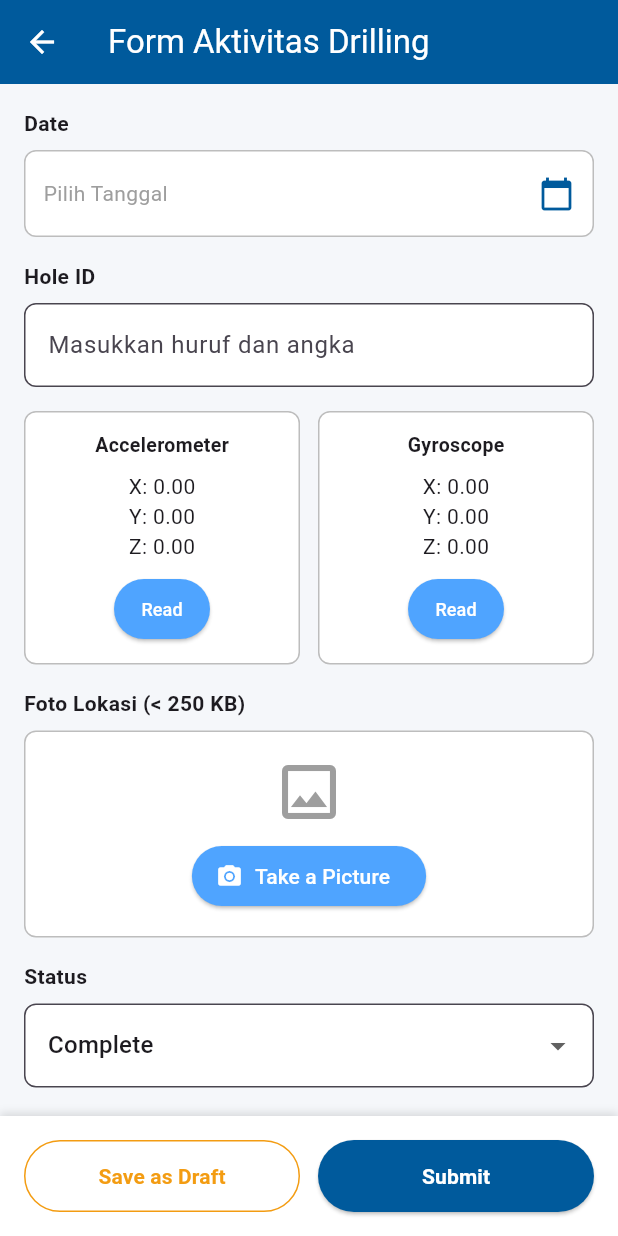
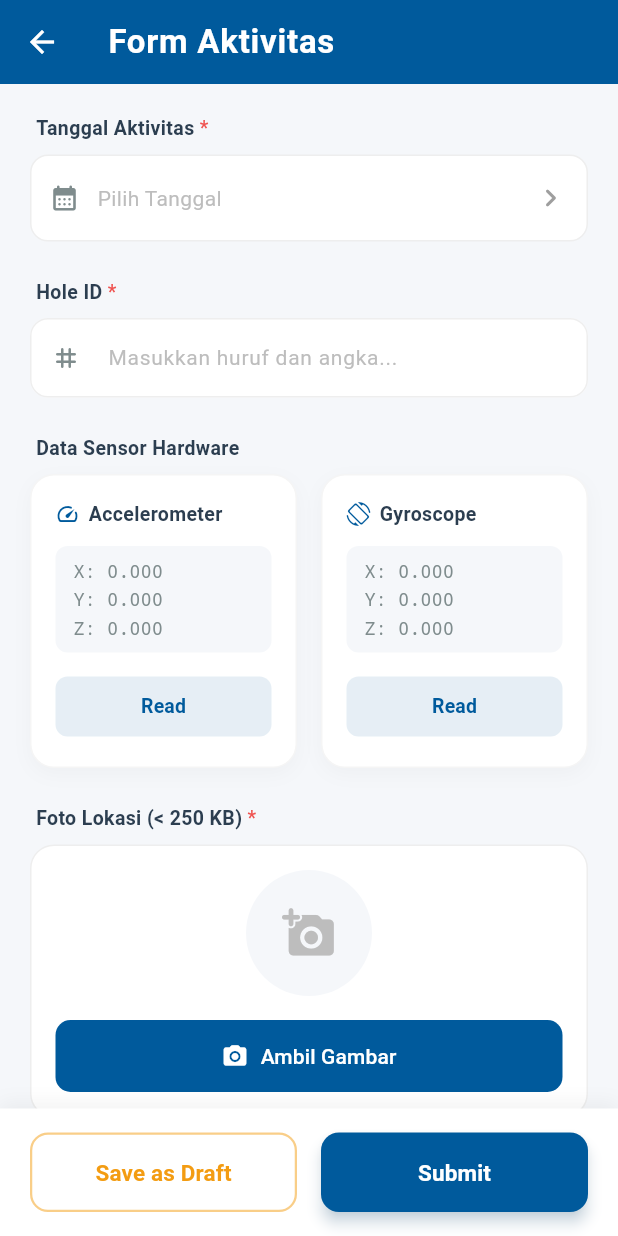
Before and after one commit to ersandi15/Safepedia-Drilling-App, a Flutter app: the DrillingFormView screen opened by its route, on a phone screen of 412 x 824 dp. Run offline on Flutter 3.47's test engine with Material 3 defaults, Android fonts, the phone set to English and light mode, and no system bars; our stand-ins replace flutter_image_compress, get, image_picker, sensors_plus, sqflite; accounts and stored records are empty.

Commit message:
refactor: modernize drilling form UI with improved sensor card layout and reusable form components

```diff
--- /dev/null
+++ b/lib/features/drilling_form/view/components/form_components.dart
@@ -0,0 +1,57 @@
+import 'package:flutter/material.dart';
+import '../../../../../config/app_colors.dart';
+import '../../../../../config/app_fonts.dart';
+
+/// Kumpulan komponen/helper statis untuk DrillingFormView.
+/// Dipisahkan agar view tetap bersih dan helper mudah di-reuse.
+class FormComponents {
+  FormComponents._(); // Prevent instantiation
+
+  /// Widget label untuk setiap field input.
+  /// [isRequired] menambahkan tanda '*' merah jika true.
+  static Widget buildLabel(String text, {bool isRequired = true}) {
+    return Padding(
+      padding: const EdgeInsets.only(bottom: 8, left: 4),
+      child: Row(
+        children: [
+          Text(
+            text,
+            style: AppFonts.bodyMedium.copyWith(fontWeight: FontWeight.w700),
+          ),
+          if (isRequired)
+            Text(
+              ' *',
+              style: AppFonts.bodyMedium.copyWith(color: Colors.red.shade400),
+            ),
+        ],
+      ),
+    );
+  }
+
+  /// Dekorasi input yang seragam untuk semua TextField / Dropdown.
+  static InputDecoration inputDecoration(String hint, IconData icon) {
+    return InputDecoration(
+      hintText: hint,
+      hintStyle: AppFonts.caption.copyWith(
+        color: Colors.grey.shade400,
+        fontSize: 14,
+      ),
+      prefixIcon: Icon(icon, color: AppColors.textSecondary, size: 20),
+      filled: true,
+      fillColor: AppColors.white,
+      contentPadding: const EdgeInsets.symmetric(horizontal: 16, vertical: 16),
+      border: OutlineInputBorder(
+        borderRadius: BorderRadius.circular(12),
+        borderSide: BorderSide.none,
+      ),
+      enabledBorder: OutlineInputBorder(
+        borderRadius: BorderRadius.circular(12),
+        borderSide: BorderSide(color: Colors.grey.shade200),
+      ),
+      focusedBorder: OutlineInputBorder(
+        borderRadius: BorderRadius.circular(12),
+        borderSide: const BorderSide(color: AppColors.primary, width: 1.5),
+      ),
+    );
+  }
+}
--- a/lib/features/drilling_form/view/components/sensor_card.dart
+++ b/lib/features/drilling_form/view/components/sensor_card.dart
@@ -1,6 +1,7 @@
 import 'package:flutter/material.dart';
 import 'package:get/get.dart';
 import '../../../../config/app_colors.dart';
+import '../../../../../config/app_fonts.dart';
 
 class SensorCard extends StatelessWidget {
   final String title;
@@ -17,37 +18,93 @@ class SensorCard extends StatelessWidget {
   @override
   Widget build(BuildContext context) {
     return Container(
-      padding: const EdgeInsets.all(12),
+      padding: const EdgeInsets.all(16),
       decoration: BoxDecoration(
         color: AppColors.white,
-        border: Border.all(color: Colors.grey.shade400),
-        borderRadius: BorderRadius.circular(8),
+        borderRadius: BorderRadius.circular(16), // Sudut lebih melengkung
+        boxShadow: [
+          BoxShadow(
+            color: Colors.black.withValues(alpha: 0.03), // Shadow sangat lembut
+            blurRadius: 10,
+            offset: const Offset(0, 4),
+          ),
+        ],
+        border: Border.all(color: Colors.grey.shade100), // Border sangat tipis
       ),
       child: Column(
+        crossAxisAlignment: CrossAxisAlignment.start,
         children: [
-          Text(
-            title,
-            style: const TextStyle(fontWeight: FontWeight.bold, fontSize: 13),
+          Row(
+            children: [
+              Icon(
+                // Jika judulnya Accel, pakai icon speed. Jika Gyro, pakai screen_rotation
+                title.contains('Accel')
+                    ? Icons.speed_rounded
+                    : Icons.screen_rotation_rounded,
+                size: 16,
+                color: AppColors.primary,
+              ),
+              const SizedBox(width: 6),
+              Text(
+                title,
+                style: AppFonts.bodyMedium.copyWith(
+                  fontWeight: FontWeight.w700,
+                ),
+              ),
+            ],
           ),
-          const SizedBox(height: 8),
-          Obx(
-            () => Column(
-              children: [
-                Text('X: ${values[0].toStringAsFixed(2)}'),
-                Text('Y: ${values[1].toStringAsFixed(2)}'),
-                Text('Z: ${values[2].toStringAsFixed(2)}'),
-              ],
+          const SizedBox(height: 12),
+
+          // Container khusus untuk nilai X, Y, Z agar terlihat seperti layar digital kecil
+          Container(
+            padding: const EdgeInsets.symmetric(vertical: 8, horizontal: 12),
+            decoration: BoxDecoration(
+              color: AppColors.background,
+              borderRadius: BorderRadius.circular(8),
+            ),
+            child: Obx(
+              () => Column(
+                crossAxisAlignment: CrossAxisAlignment.stretch,
+                children: [
+                  Text(
+                    'X: ${values[0].toStringAsFixed(3)}',
+                    style: AppFonts.caption.copyWith(fontFamily: 'monospace'),
+                  ),
+                  const SizedBox(height: 2),
+                  Text(
+                    'Y: ${values[1].toStringAsFixed(3)}',
+                    style: AppFonts.caption.copyWith(fontFamily: 'monospace'),
+                  ),
+                  const SizedBox(height: 2),
+                  Text(
+                    'Z: ${values[2].toStringAsFixed(3)}',
+                    style: AppFonts.caption.copyWith(fontFamily: 'monospace'),
+                  ),
+                ],
+              ),
             ),
           ),
-          const SizedBox(height: 8),
-          ElevatedButton(
-            onPressed: onRead,
-            style: ElevatedButton.styleFrom(
-              backgroundColor: AppColors.primaryLight,
-              foregroundColor: AppColors.white,
-              padding: const EdgeInsets.symmetric(horizontal: 8),
+          const SizedBox(height: 12),
+
+          // Tombol Read yang dilebarkan (full width) dengan gaya soft
+          SizedBox(
+            width: double.infinity,
+            child: ElevatedButton(
+              onPressed: onRead,
+              style: ElevatedButton.styleFrom(
+                backgroundColor: AppColors.primary.withValues(alpha: 0.1),
+                foregroundColor: AppColors.primary,
+                elevation: 0, // Hilangkan shadow bawaan tombol
+                shape: RoundedRectangleBorder(
+                  borderRadius: BorderRadius.circular(8),
+                ),
+                padding: const EdgeInsets.symmetric(vertical: 10),
+              ),
+              child: const Text(
+                'Read',
+                style: TextStyle(fontWeight: FontWeight.bold, fontSize: 13),
+              ),
             ),
-            child: const Text('Read', style: TextStyle(fontSize: 12)),
           ),
         ],
       ),
--- a/lib/features/drilling_form/view/ui/drilling_form_view.dart
+++ b/lib/features/drilling_form/view/ui/drilling_form_view.dart
@@ -2,8 +2,10 @@ import 'dart:io';
 import 'package:flutter/material.dart';
 import 'package:get/get.dart';
 import '../../../../config/app_colors.dart';
+import '../../../../config/app_fonts.dart';
 import '../../controller/drilling_form_controller.dart';
 import '../components/sensor_card.dart';
+import '../components/form_components.dart';
 
 class DrillingFormView extends GetView<DrillingFormController> {
   const DrillingFormView({super.key});
@@ -15,17 +17,23 @@ class DrillingFormView extends GetView<DrillingFormController> {
       appBar: AppBar(
         backgroundColor: AppColors.primary,
         foregroundColor: AppColors.white,
-        title: const Text('Form Aktivitas Drilling'),
+        elevation: 0,
+        centerTitle: false,
+        title: const Text(
+          'Form Aktivitas',
+          style: TextStyle(fontWeight: FontWeight.bold, letterSpacing: 0.5),
+        ),
       ),
       body: SingleChildScrollView(
-        padding: const EdgeInsets.all(16.0),
+        physics: const BouncingScrollPhysics(),
+        padding: const EdgeInsets.all(20.0),
         child: Column(
           crossAxisAlignment: CrossAxisAlignment.start,
           children: [
             // 1. Date Picker
-            const Text('Date', style: TextStyle(fontWeight: FontWeight.bold)),
-            const SizedBox(height: 8),
+            FormComponents.buildLabel('Tanggal Aktivitas'),
             InkWell(
+              borderRadius: BorderRadius.circular(12),
               onTap: () => controller.pickDate(context),
               child: Container(
                 padding: const EdgeInsets.symmetric(
@@ -33,53 +41,57 @@ class DrillingFormView extends GetView<DrillingFormController> {
                   vertical: 16,
                 ),
                 decoration: BoxDecoration(
-                  border: Border.all(color: Colors.grey.shade400),
-                  borderRadius: BorderRadius.circular(8),
                   color: AppColors.white,
+                  borderRadius: BorderRadius.circular(12),
+                  border: Border.all(color: Colors.grey.shade200),
                 ),
                 child: Row(
-                  mainAxisAlignment: MainAxisAlignment.spaceBetween,
                   children: [
-                    Obx(
+                    const Icon(
+                      Icons.calendar_month_rounded,
+                      color: AppColors.textSecondary,
+                      size: 20,
+                    ),
+                    const SizedBox(width: 12),
+                    Expanded(
+                      child: Obx(
                         () => Text(
                           controller.selectedDate.value.isEmpty
                               ? 'Pilih Tanggal'
                               : controller.selectedDate.value,
                           style: TextStyle(
                             color: controller.selectedDate.value.isEmpty
-                              ? Colors.grey
+                                ? Colors.grey.shade400
                                 : AppColors.textPrimary,
+                            fontSize: 14,
+                            fontWeight: controller.selectedDate.value.isEmpty
+                                ? FontWeight.normal
+                                : FontWeight.w600,
                           ),
                         ),
                       ),
-                    const Icon(Icons.calendar_today, color: AppColors.primary),
+                    ),
+                    const Icon(Icons.chevron_right_rounded, color: Colors.grey),
                   ],
                 ),
               ),
             ),
-            const SizedBox(height: 16),
+            const SizedBox(height: 24),
 
             // 2. Hole ID Input
-            const Text(
-              'Hole ID',
-              style: TextStyle(fontWeight: FontWeight.bold),
-            ),
-            const SizedBox(height: 8),
+            FormComponents.buildLabel('Hole ID'),
             TextField(
               controller: controller.holeIdController,
-              decoration: InputDecoration(
-                hintText: 'Masukkan huruf dan angka',
-                filled: true,
-                fillColor: AppColors.white,
-                border: OutlineInputBorder(
-                  borderRadius: BorderRadius.circular(8),
-                  borderSide: BorderSide(color: Colors.grey.shade400),
+              style: AppFonts.bodyMedium.copyWith(fontWeight: FontWeight.w600),
+              decoration: FormComponents.inputDecoration(
+                'Masukkan huruf dan angka...',
+                Icons.tag_rounded,
               ),
             ),
-            ),
-            const SizedBox(height: 16),
+            const SizedBox(height: 24),
 
             // 3. Accelerometer & Gyroscope Cards
+            FormComponents.buildLabel('Data Sensor Hardware', isRequired: false),
             Row(
               children: [
                 Expanded(
@@ -89,7 +101,7 @@ class DrillingFormView extends GetView<DrillingFormController> {
                     onRead: controller.readAccelerometer,
                   ),
                 ),
-                const SizedBox(width: 12),
+                const SizedBox(width: 16),
                 Expanded(
                   child: SensorCard(
                     title: 'Gyroscope',
@@ -99,44 +111,48 @@ class DrillingFormView extends GetView<DrillingFormController> {
                 ),
               ],
             ),
-            const SizedBox(height: 16),
+            const SizedBox(height: 24),
 
             // 4. Take a Picture
-            const Text(
-              'Foto Lokasi (< 250 KB)',
-              style: TextStyle(fontWeight: FontWeight.bold),
-            ),
-            const SizedBox(height: 8),
+            FormComponents.buildLabel('Foto Lokasi (< 250 KB)'),
             Container(
               width: double.infinity,
               padding: const EdgeInsets.all(16),
               decoration: BoxDecoration(
                 color: AppColors.white,
-                border: Border.all(color: Colors.grey.shade400),
-                borderRadius: BorderRadius.circular(8),
+                border: Border.all(color: Colors.grey.shade200),
+                borderRadius: BorderRadius.circular(16),
               ),
               child: Column(
                 children: [
                   Obx(() {
                     if (controller.isImageLoading.value) {
                       return const Padding(
-                        padding: EdgeInsets.all(16.0),
-                        child: CircularProgressIndicator(color: AppColors.primary),
+                        padding: EdgeInsets.all(24.0),
+                        child: CircularProgressIndicator(
+                          color: AppColors.primary,
+                        ),
                       );
                     }
 
                     return controller.imagePath.value.isEmpty
-                        ? const Icon(
-                            Icons.image_outlined,
-                            size: 48,
-                            color: Colors.grey,
+                        ? Container(
+                            padding: const EdgeInsets.all(24),
+                            decoration: BoxDecoration(
+                              color: AppColors.background,
+                              shape: BoxShape.circle,
+                            ),
+                            child: Icon(
+                              Icons.add_a_photo_rounded,
+                              size: 36,
+                              color: Colors.grey.shade400,
+                            ),
                           )
                         : GestureDetector(
                             onTap: () {
                               Get.dialog(
                                 Dialog(
                                   backgroundColor: Colors.transparent,
-                                  insetPadding: const EdgeInsets.all(10),
                                   child: Stack(
                                     alignment: Alignment.center,
                                     children: [
@@ -151,9 +167,9 @@ class DrillingFormView extends GetView<DrillingFormController> {
                                         right: 10,
                                         child: IconButton(
                                           icon: const Icon(
-                                            Icons.close,
+                                            Icons.cancel,
                                             color: Colors.white,
-                                            size: 30,
+                                            size: 36,
                                           ),
                                           onPressed: () => Get.back(),
                                         ),
@@ -164,71 +180,101 @@ class DrillingFormView extends GetView<DrillingFormController> {
                               );
                             },
                             child: ClipRRect(
-                              borderRadius: BorderRadius.circular(8),
+                              borderRadius: BorderRadius.circular(12),
                               child: Image.file(
                                 File(controller.imagePath.value),
-                                height: 150,
+                                height: 180,
                                 width: double.infinity,
                                 fit: BoxFit.cover,
                               ),
                             ),
                           );
                   }),
+
+                  const SizedBox(height: 16),
+
                   Obx(
                     () => controller.fileSizeKb.value.isNotEmpty
                         ? Padding(
-                            padding: const EdgeInsets.symmetric(vertical: 4),
-                            child: Text(
-                              controller.fileSizeKb.value,
-                              style: TextStyle(
+                            padding: const EdgeInsets.only(bottom: 12),
+                            child: Row(
+                              mainAxisAlignment: MainAxisAlignment.center,
+                              children: [
+                                const Icon(
+                                  Icons.check_circle_rounded,
+                                  color: AppColors.statusSubmitted,
+                                  size: 16,
+                                ),
+                                const SizedBox(width: 6),
+                                Text(
+                                  'Ukuran File: ${controller.fileSizeKb.value}',
+                                  style: const TextStyle(
                                     color: AppColors.statusSubmitted,
                                     fontWeight: FontWeight.bold,
+                                    fontSize: 13,
                                   ),
+                                ),
+                              ],
                             ),
                           )
                         : const SizedBox.shrink(),
                   ),
 
-                  const SizedBox(height: 8),
                   Obx(
-                    () => ElevatedButton.icon(
+                    () => SizedBox(
+                      width: double.infinity,
+                      child: ElevatedButton.icon(
                         onPressed: controller.isImageLoading.value
                             ? null
                             : () => controller.takePicture(),
-                      icon: const Icon(Icons.camera_alt),
+                        icon: const Icon(Icons.camera_alt_rounded),
                         label: Text(
                           controller.isImageLoading.value
-                            ? 'Memproses Gambar...'
-                            : 'Take a Picture',
+                              ? 'Memproses...'
+                              : (controller.imagePath.value.isEmpty
+                                    ? 'Ambil Gambar'
+                                    : 'Ganti Gambar'),
                         ),
                         style: ElevatedButton.styleFrom(
-                        backgroundColor: AppColors.primaryLight,
+                          backgroundColor: AppColors.primary,
                           foregroundColor: AppColors.white,
-                        disabledBackgroundColor: Colors.grey.shade300,
-                        disabledForegroundColor: Colors.grey.shade600,
+                          padding: const EdgeInsets.symmetric(vertical: 14),
+                          shape: RoundedRectangleBorder(
+                            borderRadius: BorderRadius.circular(10),
+                          ),
+                          elevation: 0,
+                        ),
                       ),
                     ),
                   ),
                 ],
               ),
             ),
-            const SizedBox(height: 16),
+            const SizedBox(height: 24),
 
             // 5. Status Dropdown
-            const Text('Status', style: TextStyle(fontWeight: FontWeight.bold)),
-            const SizedBox(height: 8),
+            FormComponents.buildLabel('Status Pengerjaan'),
             Obx(
               () => DropdownButtonFormField<String>(
                 initialValue: controller.selectedStatus.value,
-                decoration: InputDecoration(
-                  filled: true,
-                  fillColor: AppColors.white,
-                  border: OutlineInputBorder(
-                    borderRadius: BorderRadius.circular(8),
+                icon: const Icon(
+                  Icons.expand_more_rounded,
+                  color: AppColors.textSecondary,
+                ),
+                decoration: FormComponents.inputDecoration(
+                  '',
+                  Icons.flag_rounded,
+                ).copyWith(hintText: null),
+                items: ['Complete', 'Not Complete'].map((String status) {
+                  return DropdownMenuItem(
+                    value: status,
+                    child: Text(
+                      status,
+                      style: AppFonts.bodyMedium.copyWith(
+                        fontWeight: FontWeight.w600,
                       ),
                     ),
-                items: ['Complete', 'Not Complete'].map((String status) {
-                  return DropdownMenuItem(value: status, child: Text(status));
+                  );
                 }).toList(),
                 onChanged: (newValue) {
                   if (newValue != null) {
@@ -237,58 +283,71 @@ class DrillingFormView extends GetView<DrillingFormController> {
                 },
               ),
             ),
-            const SizedBox(height: 32),
+            const SizedBox(height: 40),
           ],
         ),
       ),
 
-      // 6. Action Buttons di bagian bawah
+      // 6. Action Buttons
       bottomNavigationBar: Container(
-        padding: const EdgeInsets.all(16),
+        padding: const EdgeInsets.symmetric(horizontal: 20, vertical: 16),
         decoration: BoxDecoration(
           color: AppColors.white,
           boxShadow: [
             BoxShadow(
-              color: Colors.black12,
-              blurRadius: 4,
-              offset: const Offset(0, -2),
+              color: Colors.black.withValues(alpha: 0.05),
+              blurRadius: 10,
+              offset: const Offset(0, -4),
             ),
           ],
         ),
+        child: SafeArea(
           child: Row(
             children: [
               Expanded(
                 child: OutlinedButton(
                   onPressed: () => controller.saveAsDraft(),
                   style: OutlinedButton.styleFrom(
-                  padding: const EdgeInsets.symmetric(vertical: 14),
-                  side: const BorderSide(color: AppColors.statusDraft),
+                    padding: const EdgeInsets.symmetric(vertical: 16),
+                    side: BorderSide(
+                      color: AppColors.statusDraft.withValues(alpha: 0.5),
+                      width: 1.5,
+                    ),
+                    shape: RoundedRectangleBorder(
+                      borderRadius: BorderRadius.circular(12),
+                    ),
                     foregroundColor: AppColors.statusDraft,
                   ),
                   child: const Text(
                     'Save as Draft',
-                  style: TextStyle(fontWeight: FontWeight.bold),
+                    style: TextStyle(fontWeight: FontWeight.bold, fontSize: 15),
                   ),
                 ),
               ),
-            const SizedBox(width: 12),
+              const SizedBox(width: 16),
               Expanded(
                 child: ElevatedButton(
                   onPressed: () => controller.submitData(),
                   style: ElevatedButton.styleFrom(
-                  padding: const EdgeInsets.symmetric(vertical: 14),
+                    padding: const EdgeInsets.symmetric(vertical: 16),
                     backgroundColor: AppColors.primary,
                     foregroundColor: AppColors.white,
+                    elevation: 4,
+                    shadowColor: AppColors.primary.withValues(alpha: 0.4),
+                    shape: RoundedRectangleBorder(
+                      borderRadius: BorderRadius.circular(12),
+                    ),
                   ),
                   child: const Text(
                     'Submit',
-                  style: TextStyle(fontWeight: FontWeight.bold),
+                    style: TextStyle(fontWeight: FontWeight.bold, fontSize: 15),
                   ),
                 ),
               ),
             ],
           ),
         ),
+      ),
     );
   }
 }
```
Lines whose indentation alone changed are shown as unchanged.
